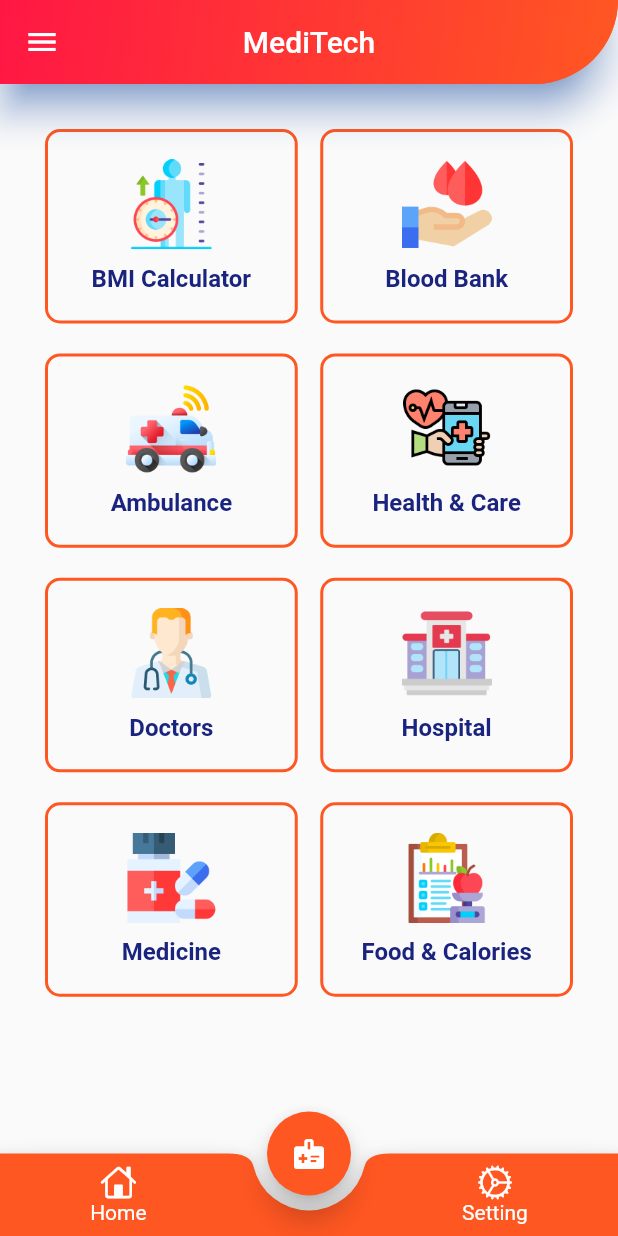
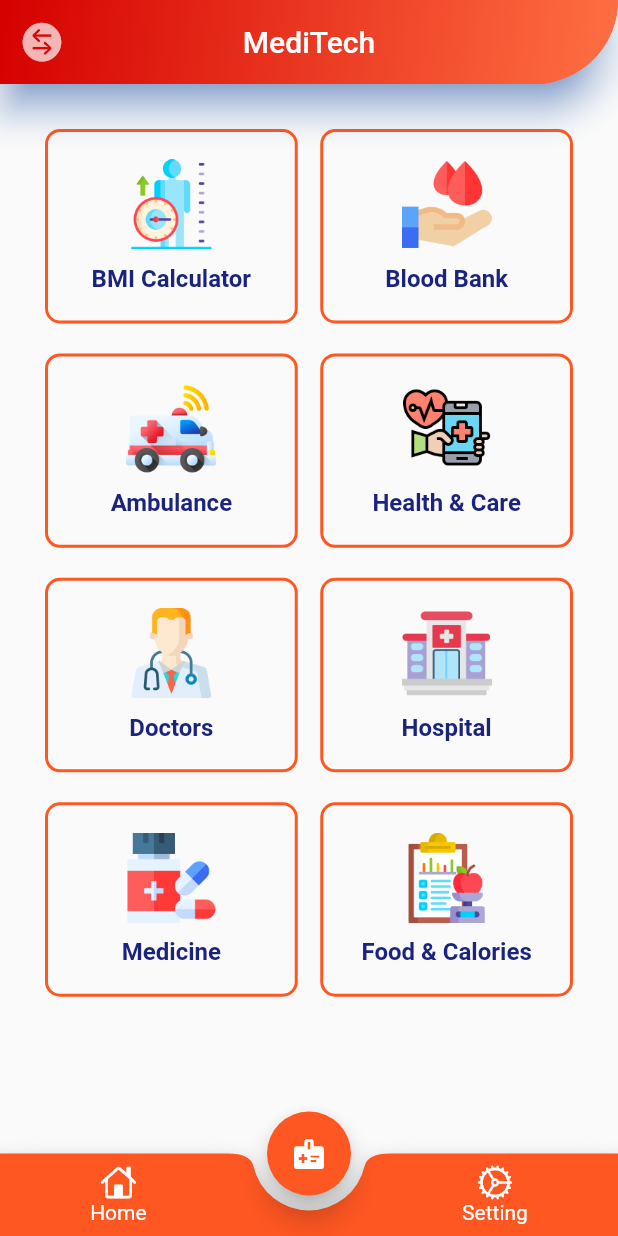
Before and after one commit to marufahmedofficial/MediTech_project_UITS, a Flutter app: the screen it shows after launch, on a phone screen of 412 x 824 dp. Run offline on Flutter 3.47's test engine with Material 2 defaults, Android fonts, the phone set to English and light mode, and no system bars; missing offline and left inert: slide_digital_clock.

```diff
--- a/lib/pages/homepage.dart
+++ b/lib/pages/homepage.dart
@@ -52,12 +52,28 @@ class _HomePageState extends State<HomePage> {
   Widget build(BuildContext context) {
     return Scaffold(
       appBar: AppBar(
+        leading: Builder(
+          builder: (BuildContext context) {
+            return IconButton(
+              icon: const Icon(
+                CupertinoIcons.arrow_right_arrow_left_circle_fill,
+                color: Colors.white70,
+                size: 30,// Change Custom Drawer Icon Color
+              ),
+
+              onPressed: () {
+                Scaffold.of(context).openDrawer();
+              },
+              tooltip: MaterialLocalizations.of(context).openAppDrawerTooltip,
+            );
+          },
+        ),
         elevation: 10,
         shadowColor: Colors.blueAccent,
         flexibleSpace: Container(
           decoration: BoxDecoration(
             gradient: LinearGradient(
-              colors: [Colors.deepOrange, Colors.redAccent.shade400],
+              colors: [Colors.deepOrange.shade400, Colors.redAccent.shade700],
               begin: Alignment.bottomRight,
               end: Alignment.topLeft,
             ),
```
